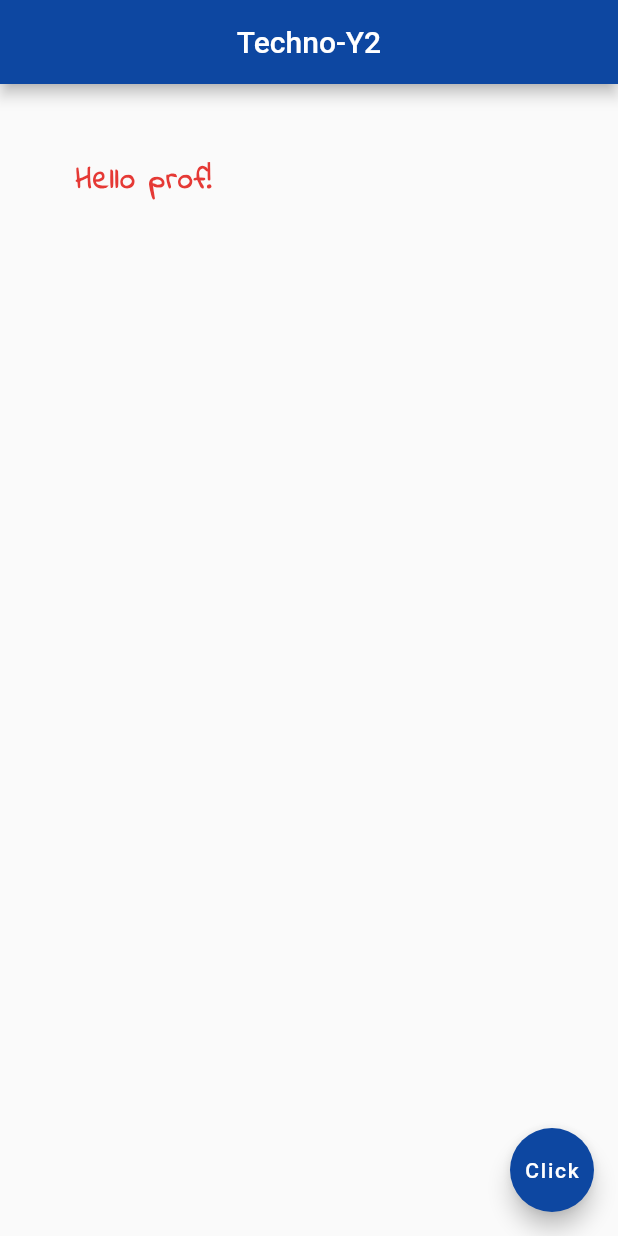
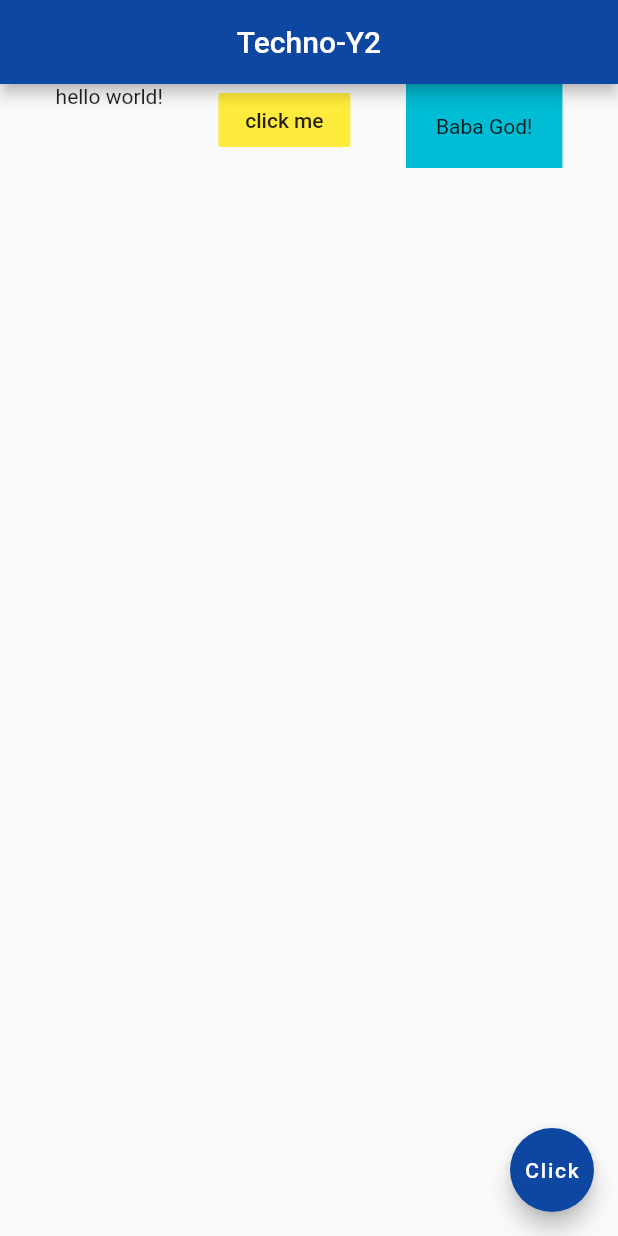
Before and after one commit to michaelovo/Flutter_basic, a Flutter app: the screen it shows after launch, on a phone screen of 412 x 824 dp. Run offline on Flutter 3.47's test engine with Material 2 defaults, Android fonts, the phone set to English and light mode, and no system bars.

Commit message:
Added and customized row and children widgets

```diff
--- a/lib/main.dart
+++ b/lib/main.dart
@@ -13,41 +13,23 @@ class Home extends StatelessWidget {
         centerTitle: true,
         backgroundColor: Colors.blue[900],
       ),
-      body:Padding(
-        padding: EdgeInsets.all(50.0),
-        child: Text('Hello prof!',
-          style: TextStyle(
-            fontSize: 20.0,
-            fontWeight: FontWeight.bold,
-            letterSpacing: 1.0,
-            color:Colors.red[600],
-            fontFamily: 'IndieFlower',
-          ),),
-
+      body: Row(
+        mainAxisAlignment: MainAxisAlignment.spaceEvenly,
+        crossAxisAlignment: CrossAxisAlignment.start,
+        children: <Widget>[
+          Text('hello world!'),
+          FlatButton(
+            onPressed: (){},
+            child: Text('click me'),
+            color: Colors.yellow,
+          ),
+          Container(
+            padding: EdgeInsets.all(20.0),
+            child: Text('Baba God!'),
+            color: Colors.cyan,
+          ),
+        ],
       ),
-//      Center(
-//        child:
-
-//        IconButton(
-//          onPressed: (){print('you click me');},
-//          icon:Icon(Icons.alternate_email),
-//          color: Colors.red[600],
-//        ),
-
-//        RaisedButton.icon(
-//          onPressed: (){},
-//          icon: Icon(
-//            Icons.mail,
-//          ),
-//          label: Text('messages'),
-//          textColor: Colors.white,
-//          color: Colors.pink,
-//        ),
-
-        //Image.asset('assets/david-clode-x.jpg'),
-        //Image.network(''),
-
-//        ),
 
     floatingActionButton: FloatingActionButton(
     onPressed: () {},
```
